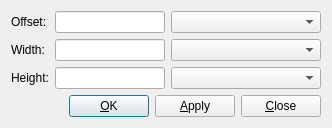
Before: the Qt Designer form src/frontends/qt4/ui/LineUi.ui in cburschka/lyx, drawn with Qt 5.
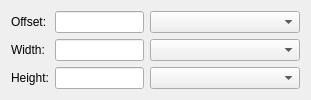
After: the same form once the commit is applied. Custom widgets are drawn as their Qt base class.

Commit message: Migrate GuiLine to InsetParamsWidget.

What changed in the file:
```diff
--- a/src/frontends/qt4/ui/LineUi.ui
+++ b/src/frontends/qt4/ui/LineUi.ui
@@ -5,8 +5,8 @@
    <rect>
     <x>0</x>
     <y>0</y>
-    <width>325</width>
-    <height>126</height>
+    <width>311</width>
+    <height>85</height>
    </rect>
   </property>
   <property name="windowTitle">
@@ -118,56 +118,6 @@
      </property>
     </widget>
    </item>
-   <item row="3" column="0" colspan="2">
-    <spacer name="horizontalSpacer">
-     <property name="orientation">
-      <enum>Qt::Horizontal</enum>
-     </property>
-     <property name="sizeHint" stdset="0">
-      <size>
-       <width>59</width>
-       <height>20</height>
-      </size>
-     </property>
-    </spacer>
-   </item>
-   <item row="3" column="2" colspan="2">
-    <layout class="QHBoxLayout">
-     <item>
-      <widget class="QPushButton" name="okPB">
-       <property name="text">
-        <string>&amp;OK</string>
-       </property>
-       <property name="autoDefault">
-        <bool>false</bool>
-       </property>
-       <property name="default">
-        <bool>true</bool>
-       </property>
-      </widget>
-     </item>
-     <item>
-      <widget class="QPushButton" name="applyPB">
-       <property name="text">
-        <string>&amp;Apply</string>
-       </property>
-       <property name="autoDefault">
-        <bool>false</bool>
-       </property>
-      </widget>
-     </item>
-     <item>
-      <widget class="QPushButton" name="closePB">
-       <property name="text">
-        <string>&amp;Close</string>
-       </property>
-       <property name="autoDefault">
-        <bool>false</bool>
-       </property>
-      </widget>
-     </item>
-    </layout>
-   </item>
   </layout>
  </widget>
  <customwidgets>
```
Left out of the diff: 1 changed line with no effect on the pictures. The commit also changes 4 other files.
